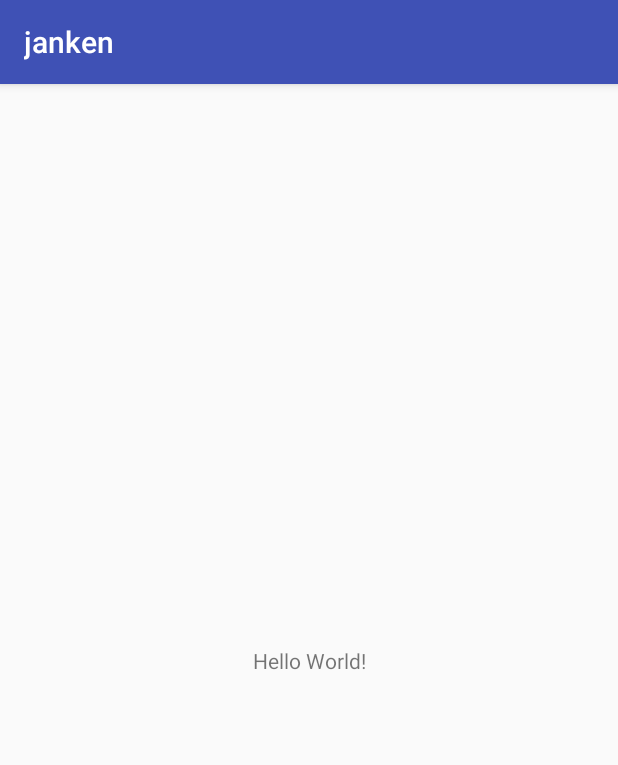
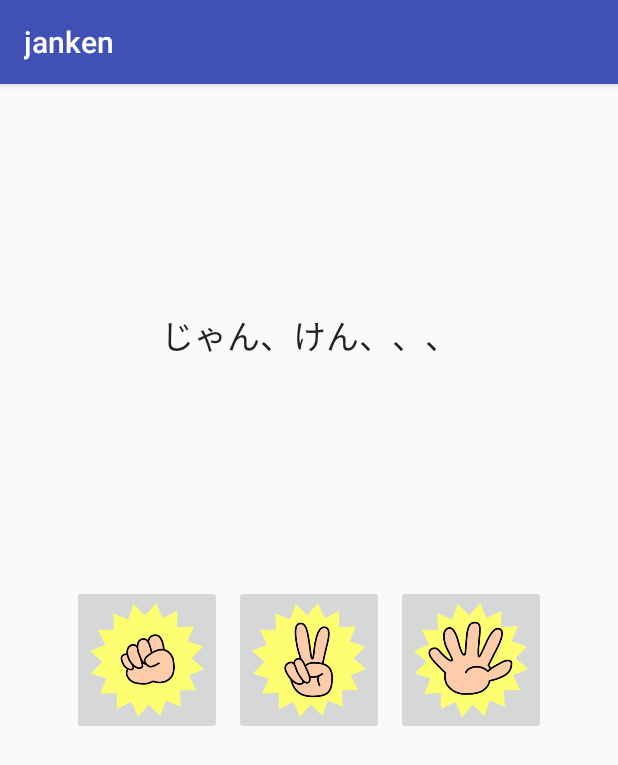
Before and after one commit to yamashita-yuya/AndroidStudioProjects, an Android app: the screen it shows after launch (MainActivity), on a phone screen of 412 x 824 dp. Shown: the top 765 px of the screen. Run offline under Robolectric (Android 15) with nearby library versions, the phone set to English and light mode, and no system bars.

Commit message:
add layout to main_activity

```diff
--- a/janken/app/src/main/AndroidManifest.xml
+++ b/janken/app/src/main/AndroidManifest.xml
@@ -16,6 +16,7 @@
                 <category android:name="android.intent.category.LAUNCHER" />
             </intent-filter>
         </activity>
+        <activity android:name=".ResultActivity"></activity>
     </application>
 
 </manifest>
--- a/janken/app/src/main/res/layout/activity_main.xml
+++ b/janken/app/src/main/res/layout/activity_main.xml
@@ -6,13 +6,60 @@
     android:layout_height="match_parent"
     tools:context=".MainActivity">
 
+    <ImageButton
+        android:id="@+id/choki"
+        android:layout_width="100dp"
+        android:layout_height="100dp"
+        android:layout_marginBottom="8dp"
+        android:layout_marginEnd="8dp"
+        android:layout_marginLeft="8dp"
+        android:layout_marginRight="8dp"
+        android:layout_marginStart="8dp"
+        android:layout_marginTop="8dp"
+        android:scaleType="fitCenter"
+        app:layout_constraintBottom_toBottomOf="parent"
+        app:layout_constraintEnd_toEndOf="parent"
+        app:layout_constraintStart_toStartOf="parent"
+        app:layout_constraintTop_toTopOf="parent"
+        app:srcCompat="@drawable/choki" />
+
+    <ImageButton
+        android:id="@+id/gu"
+        android:layout_width="100dp"
+        android:layout_height="100dp"
+        android:layout_marginEnd="8dp"
+        android:layout_marginRight="8dp"
+        android:scaleType="fitCenter"
+        app:layout_constraintEnd_toStartOf="@+id/choki"
+        app:layout_constraintTop_toTopOf="@+id/choki"
+        app:srcCompat="@drawable/gu" />
+
+    <ImageButton
+        android:id="@+id/pa"
+        android:layout_width="100dp"
+        android:layout_height="100dp"
+        android:layout_marginLeft="8dp"
+        android:layout_marginStart="8dp"
+        android:scaleType="fitCenter"
+        app:layout_constraintStart_toEndOf="@+id/choki"
+        app:layout_constraintTop_toTopOf="@+id/choki"
+        app:srcCompat="@drawable/pa" />
+
     <TextView
+        android:id="@+id/textView"
         android:layout_width="wrap_content"
         android:layout_height="wrap_content"
-        android:text="Hello World!"
-        app:layout_constraintBottom_toBottomOf="parent"
-        app:layout_constraintLeft_toLeftOf="parent"
-        app:layout_constraintRight_toRightOf="parent"
+        android:layout_marginBottom="8dp"
+        android:layout_marginEnd="8dp"
+        android:layout_marginLeft="8dp"
+        android:layout_marginRight="8dp"
+        android:layout_marginStart="8dp"
+        android:layout_marginTop="8dp"
+        android:text="@string/janken_text"
+        android:textAppearance="@style/TextAppearance.AppCompat.Large"
+        app:layout_constraintBottom_toTopOf="@+id/choki"
+        app:layout_constraintEnd_toEndOf="parent"
+        app:layout_constraintStart_toStartOf="parent"
         app:layout_constraintTop_toTopOf="parent" />
 
 </android.support.constraint.ConstraintLayout>
--- a/janken/app/src/main/res/values/strings.xml
+++ b/janken/app/src/main/res/values/strings.xml
@@ -1,3 +1,6 @@
 <resources>
     <string name="app_name">janken</string>
+    <string name="janken_text">じゃん、けん、、、</string>
+    <string name="gorira">gorirara</string>
+	<string name="back_text">戻る</string>
 </resources>
```
Also changed, not shown: janken/app/src/main/java/com/example/yuya2/janken/ResultActivity.java (added, +13 -0 lines), janken/app/src/main/res/layout/activity_result.xml (added, +63 -0 lines), janken/app/src/main/res/drawable/choki.png (added), janken/app/src/main/res/drawable/com_choki.png (added), janken/app/src/main/res/drawable/com_gu.png (added), janken/app/src/main/res/drawable/com_pa.png (added), janken/app/src/main/res/drawable/gu.png (added), janken/app/src/main/res/drawable/pa.png (added).
